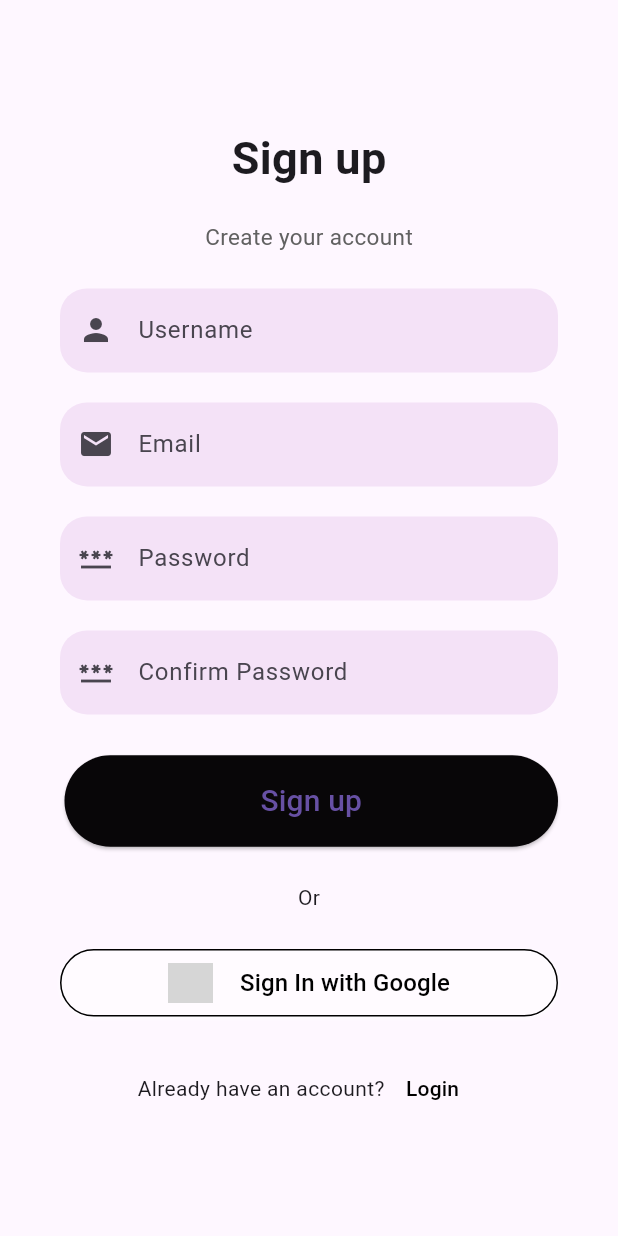
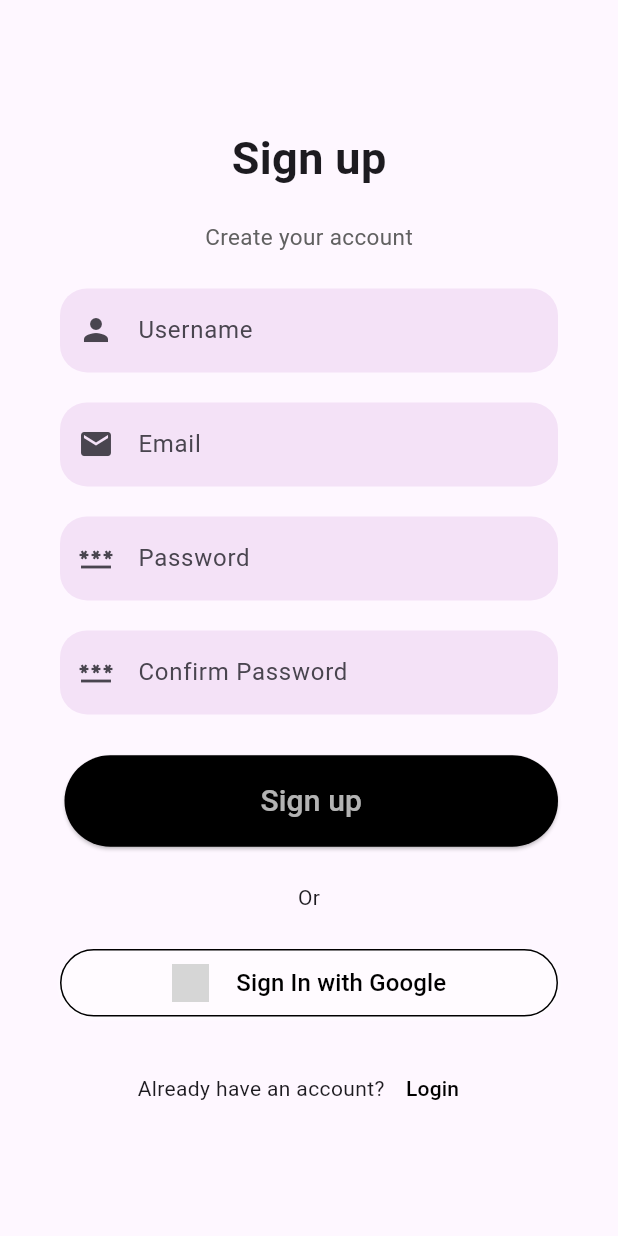
Before and after one commit to Shiyas-N/RecipeRadar_Flutter, a Flutter app: the screen it shows after launch, after a tap on "Don't have an account? Sign up", on a phone screen of 412 x 824 dp. Run offline on Flutter 3.47's test engine with Material 3 defaults, Android fonts, the phone set to English and light mode, and no system bars; our stand-ins replace cloud_firestore, firebase_auth, firebase_core, google_fonts; accounts and stored records are empty; network calls fail; grey boxes are pictures that could not be loaded.

```diff
--- a/lib/signup2.dart
+++ b/lib/signup2.dart
@@ -1,34 +1,48 @@
 import 'package:flutter/material.dart';
 import 'package:firebase_auth/firebase_auth.dart';
 import 'home_page.dart';
+import 'package:cloud_firestore/cloud_firestore.dart';
 
-class SignupPage extends StatelessWidget {
-  const SignupPage({super.key});
+class SignupPage extends StatefulWidget {
+  const SignupPage({Key? key}) : super(key: key);
+
+  @override
+  State<SignupPage> createState() => _SignupPageState();
+}
+
+class _SignupPageState extends State<SignupPage> {
+  final TextEditingController _usernameController = TextEditingController();
+  final TextEditingController _emailController = TextEditingController();
+  final TextEditingController _passwordController = TextEditingController();
+  final TextEditingController _confirmPasswordController =
+      TextEditingController();
 
   Future<void> _createAccount(
-      BuildContext context, String email, String password) async {
+      BuildContext context, String name, String email, String password) async {
     try {
+      // Create user account
+      UserCredential userCredential =
           await FirebaseAuth.instance.createUserWithEmailAndPassword(
         email: email,
         password: password,
       );
-      // Account creation successful, navigate to the home page or display success message
-      // ScaffoldMessenger.of(context).showSnackBar(
-      //   SnackBar(
-      //     content: Text('Account created successfully!'),
-      //     duration: Duration(seconds: 3),
-      //   ),
-      // );
-      // You can navigate to another page upon successful sign-up
+
+      // Get the user ID
+      String userId = userCredential.user!.uid;
+
+      // Create a document for the user in Firestore
+      await FirebaseFirestore.instance.collection('users').doc(userId).set({
+        'email': email,
+        'usename': name,
+      });
+
+      // Navigate to the home page
       Navigator.pushReplacement(
         context,
-        MaterialPageRoute(
-            builder: (context) => HomePage(
-                  recipeData: [],
-                )),
+        MaterialPageRoute(builder: (context) => HomePage()),
       );
     } catch (e) {
-      // Handle sign-up errors
+      // Handle errors
       print(e.toString());
       ScaffoldMessenger.of(context).showSnackBar(
         SnackBar(
@@ -41,10 +55,6 @@ class SignupPage extends StatelessWidget {
 
   @override
   Widget build(BuildContext context) {
-    TextEditingController _usernameController = TextEditingController();
-    TextEditingController _emailController = TextEditingController();
-    TextEditingController _passwordController = TextEditingController();
-    TextEditingController _confirmPasswordController = TextEditingController();
     return MaterialApp(
       debugShowCheckedModeBanner: false,
       home: Scaffold(
@@ -84,10 +94,12 @@ class SignupPage extends StatelessWidget {
                         hintText: "Username",
                         border: OutlineInputBorder(
                           borderRadius: BorderRadius.circular(18),
-                              borderSide: BorderSide.none),
+                          borderSide: BorderSide.none,
+                        ),
                         fillColor: Colors.purple.withOpacity(0.1),
                         filled: true,
-                          prefixIcon: const Icon(Icons.person)),
+                        prefixIcon: const Icon(Icons.person),
+                      ),
                     ),
                     const SizedBox(height: 20),
                     TextField(
@@ -96,10 +108,12 @@ class SignupPage extends StatelessWidget {
                         hintText: "Email",
                         border: OutlineInputBorder(
                           borderRadius: BorderRadius.circular(18),
-                              borderSide: BorderSide.none),
+                          borderSide: BorderSide.none,
+                        ),
                         fillColor: Colors.purple.withOpacity(0.1),
                         filled: true,
-                          prefixIcon: const Icon(Icons.email)),
+                        prefixIcon: const Icon(Icons.email),
+                      ),
                     ),
                     const SizedBox(height: 20),
                     TextField(
@@ -108,7 +122,8 @@ class SignupPage extends StatelessWidget {
                         hintText: "Password",
                         border: OutlineInputBorder(
                           borderRadius: BorderRadius.circular(18),
-                            borderSide: BorderSide.none),
+                          borderSide: BorderSide.none,
+                        ),
                         fillColor: Colors.purple.withOpacity(0.1),
                         filled: true,
                         prefixIcon: const Icon(Icons.password),
@@ -122,7 +137,8 @@ class SignupPage extends StatelessWidget {
                         hintText: "Confirm Password",
                         border: OutlineInputBorder(
                           borderRadius: BorderRadius.circular(18),
-                            borderSide: BorderSide.none),
+                          borderSide: BorderSide.none,
+                        ),
                         fillColor: Colors.purple.withOpacity(0.1),
                         filled: true,
                         prefixIcon: const Icon(Icons.password),
@@ -135,19 +151,30 @@ class SignupPage extends StatelessWidget {
                   padding: const EdgeInsets.only(top: 3, left: 3),
                   child: ElevatedButton(
                     onPressed: () async {
-                        await _createAccount(context, _emailController.text,
-                            _passwordController.text);
+                      if (_passwordController.text ==
+                          _confirmPasswordController.text) {
+                        await _createAccount(context, _usernameController.text,
+                            _emailController.text, _passwordController.text);
+                      } else {
+                        ScaffoldMessenger.of(context).showSnackBar(
+                          const SnackBar(
+                            content: Text("Passwords do not match"),
+                            duration: Duration(seconds: 3),
+                          ),
+                        );
+                      }
                     },
                     child: const Text(
                       "Sign up",
-                        style: TextStyle(fontSize: 20),
+                      style: TextStyle(fontSize: 20, color: Colors.white70),
                     ),
                     style: ElevatedButton.styleFrom(
                       shape: const StadiumBorder(),
                       padding: const EdgeInsets.symmetric(vertical: 16),
-                        backgroundColor: const Color.fromARGB(255, 8, 6, 8),
+                      backgroundColor: const Color.fromARGB(255, 0, 0, 0),
                     ),
-                    )),
+                  ),
+                ),
                 const Center(child: Text("Or")),
                 Container(
                   height: 45,
@@ -172,12 +199,11 @@ class SignupPage extends StatelessWidget {
                       mainAxisAlignment: MainAxisAlignment.center,
                       children: [
                         Container(
-                          height: 30.0,
-                          width: 30.0,
+                          height: 25.0,
+                          width: 25.0,
                           decoration: const BoxDecoration(
                             image: DecorationImage(
-                                image: AssetImage(
-                                    'assets/images/login_signup/google.png'),
+                                image: AssetImage('assets/images/google.png'),
                                 fit: BoxFit.cover),
                             shape: BoxShape.circle,
                           ),
```
Also changed, not shown: lib/login2.dart (added, +158 -0 lines), assets/images/google.png (added), assets/ingredient3.json. Lines whose indentation alone changed are shown as unchanged.
